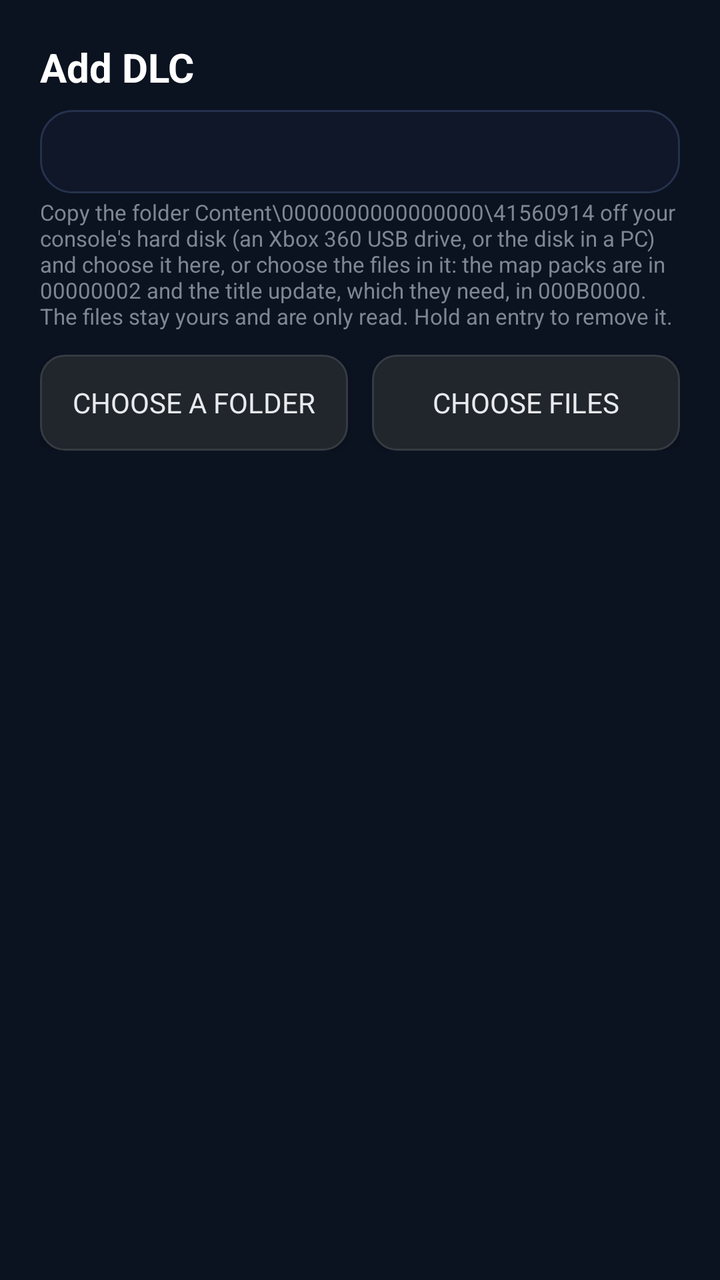
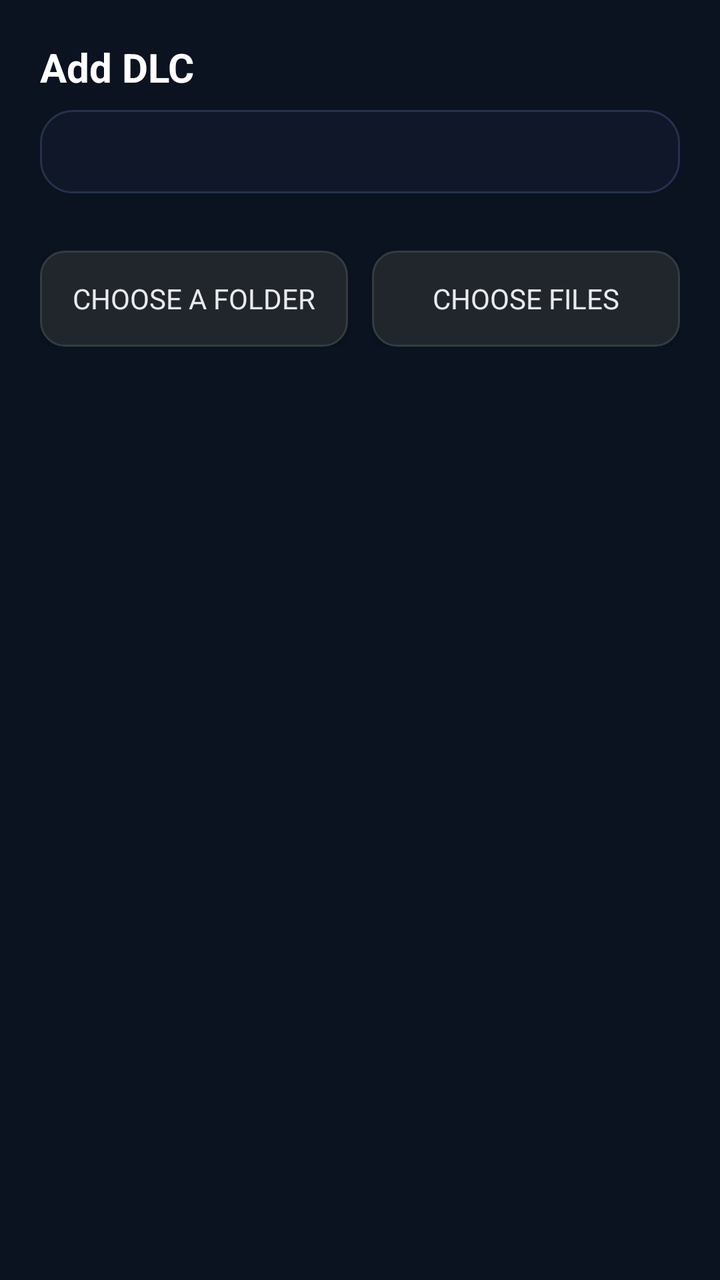

Compare the two renders of this Android layout. The source of the first and the diff that turns it into the second are given below.
<!-- AndroidManifest.xml: application theme Theme.MW2 -->
<!-- res/layout/activity_dlc.xml -->
<?xml version="1.0" encoding="utf-8"?>
<LinearLayout xmlns:android="http://schemas.android.com/apk/res/android"
    android:layout_width="match_parent"
    android:layout_height="match_parent"
    android:orientation="vertical"
    android:background="#0B1220"
    android:padding="20dp">

    <TextView
        android:layout_width="match_parent"
        android:layout_height="wrap_content"
        android:text="@string/dlc_title"
        android:textColor="#FFFFFF"
        android:textSize="20sp"
        android:textStyle="bold" />

    <TextView
        android:id="@+id/dlc_status"
        android:layout_width="match_parent"
        android:layout_height="wrap_content"
        android:layout_marginTop="8dp"
        android:background="@drawable/bg_card"
        android:padding="12dp"
        android:textColor="#C8D0D8"
        android:textSize="13sp" />

    <TextView
        style="@style/SettingHint"
        android:layout_width="match_parent"
        android:layout_height="wrap_content"
        android:text="@string/dlc_hint" />

    <LinearLayout
        android:layout_width="match_parent"
        android:layout_height="wrap_content"
        android:layout_marginTop="10dp"
        android:orientation="horizontal">

        <Button
            android:id="@+id/dlc_add_folder"
            android:background="@drawable/bg_button_action"
            android:textColor="#E8EAED"
            android:layout_width="0dp"
            android:layout_height="wrap_content"
            android:layout_weight="1"
            android:layout_marginEnd="6dp"
            android:text="@string/dlc_add_folder" />

        <Button
            android:id="@+id/dlc_add_files"
            android:background="@drawable/bg_button_action"
            android:textColor="#E8EAED"
            android:layout_width="0dp"
            android:layout_height="wrap_content"
            android:layout_weight="1"
            android:layout_marginStart="6dp"
            android:text="@string/dlc_add_files" />
    </LinearLayout>

    <Button
        android:id="@+id/dlc_build"
        android:background="@drawable/bg_button_action"
        android:textColor="#E8EAED"
        android:layout_width="match_parent"
        android:layout_height="wrap_content"
        android:layout_marginTop="8dp"
        android:text="@string/dlc_build_now"
        android:visibility="gone" />

    <ProgressBar
        android:id="@+id/dlc_progress"
        style="?android:attr/progressBarStyleHorizontal"
        android:layout_width="match_parent"
        android:layout_height="wrap_content"
        android:layout_marginTop="10dp"
        android:max="1000"
        android:visibility="gone" />

    <ListView
        android:id="@+id/dlc_list"
        android:layout_width="match_parent"
        android:layout_height="0dp"
        android:layout_weight="1"
        android:layout_marginTop="12dp"
        android:divider="@android:color/transparent"
        android:dividerHeight="8dp" />
</LinearLayout>
<!-- resources referenced by this layout -->
<resources>
  <!-- drawable bg_button_action (drawable) -->
  <?xml version="1.0" encoding="utf-8"?>
  <ripple xmlns:android="http://schemas.android.com/apk/res/android"
      android:color="#484F58">
      <item>
          <shape android:shape="rectangle">
              <solid android:color="#21262D" />
              <corners android:radius="12dp" />
              <stroke
                  android:width="1dp"
                  android:color="#363B42" />
          </shape>
      </item>
  </ripple>
  <!-- drawable bg_card (drawable) -->
  <?xml version="1.0" encoding="utf-8"?>
  <shape xmlns:android="http://schemas.android.com/apk/res/android"
      android:shape="rectangle">
      <solid android:color="#0F1729" />
      <corners android:radius="16dp" />
      <stroke
          android:width="1dp"
          android:color="#26324D" />
  </shape>
  <string name="dlc_add_files">Choose files</string>
  <string name="dlc_add_folder">Choose a folder</string>
  <string name="dlc_build_now">Build it now</string>
  <string name="dlc_hint">Copy the folder Content\\0000000000000000\\41560914 off your console\'s hard disk (an Xbox 360 USB drive, or the disk in a PC) and choose it here, or choose the files in it: the map packs are in 00000002 and the title update, which they need, in 000B0000. The files stay yours and are only read. Hold an entry to remove it.</string>
  <string name="dlc_title">Add DLC</string>
  <style name="SettingHint">
          <item name="android:paddingTop">2dp</item>
          <item name="android:paddingBottom">2dp</item>
          <item name="android:textColor">#7D8792</item>
          <item name="android:textSize">11sp</item>
      </style>
  <style name="Theme.MW2" parent="Theme.AppCompat.NoActionBar">
          <item name="android:fontFamily">sans-serif</item>
          <item name="android:windowBackground">#0B0E12</item>
          <item name="colorPrimary">#1B2129</item>
          <item name="colorPrimaryDark">#0B0E12</item>
          <item name="colorAccent">#FF7A1A</item>
          <item name="android:textColorPrimary">#F0F3F6</item>
          <item name="android:textColorSecondary">#9AA5B1</item>
      </style>
</resources>

<!-- the commit's change to res/layout/activity_dlc.xml (unified diff, before → after) -->
@@ -24,11 +24,12 @@
         android:textColor="#C8D0D8"
         android:textSize="13sp" />
 
+    
     <TextView
+        android:id="@+id/dlc_hint"
         style="@style/SettingHint"
         android:layout_width="match_parent"
-        android:layout_height="wrap_content"
-        android:text="@string/dlc_hint" />
+        android:layout_height="wrap_content" />
 
     <LinearLayout
         android:layout_width="match_parent"
<!-- resource entries referenced after the edit -->
@@ -27,7 +27,6 @@
   <string name="dlc_add_files">Choose files</string>
   <string name="dlc_add_folder">Choose a folder</string>
   <string name="dlc_build_now">Build it now</string>
-  <string name="dlc_hint">Copy the folder Content\\0000000000000000\\41560914 off your console\'s hard disk (an Xbox 360 USB drive, or the disk in a PC) and choose it here, or choose the files in it: the map packs are in 00000002 and the title update, which they need, in 000B0000. The files stay yours and are only read. Hold an entry to remove it.</string>
   <string name="dlc_title">Add DLC</string>
   <style name="SettingHint">
           <item name="android:paddingTop">2dp</item>
